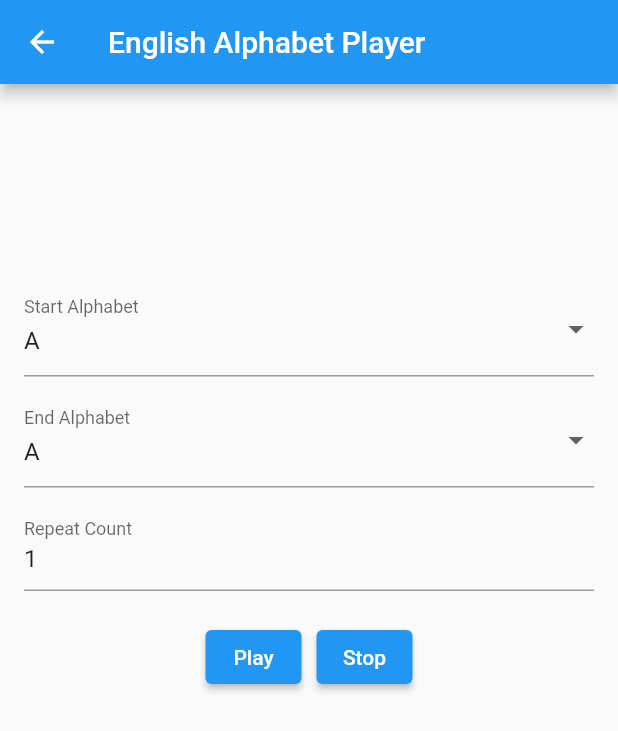
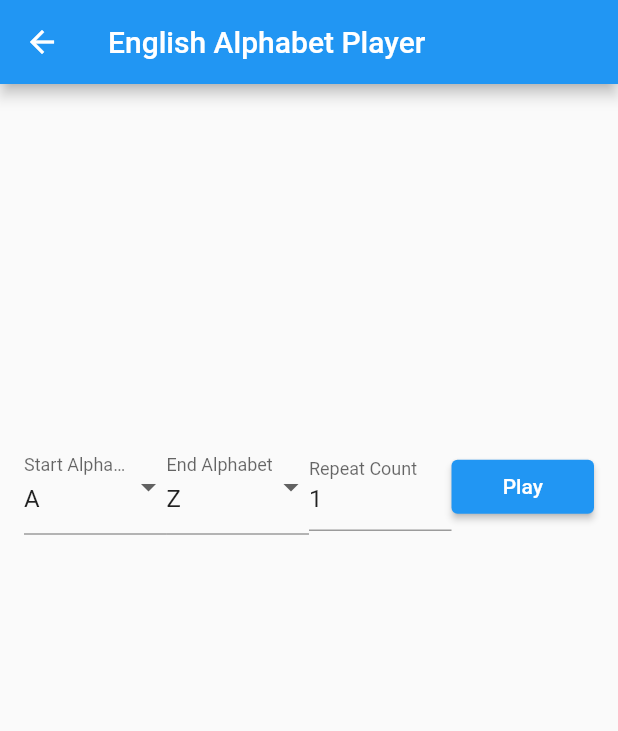
Before and after one commit to ikbhal/alphabet_tts_loop_start_end_alphabet, a Flutter app: the screen it shows after launch, after a tap on "English", on a phone screen of 412 x 824 dp. Shown: the top 731 px of the screen. Run offline on Flutter 3.47's test engine with Material 2 defaults, Android fonts, the phone set to English and light mode, and no system bars; our stand-ins replace flutter_tts.

Commit message:
make english alphabet player contain all of them in one line

```diff
--- a/lib/english_player.dart
+++ b/lib/english_player.dart
@@ -3,19 +3,19 @@ import 'package:flutter/material.dart';
 import 'package:flutter_tts/flutter_tts.dart';
 import 'dart:math';
 
-class EnglishAlphabetPlayer extends StatefulWidget {
+class EnglishPlayer extends StatefulWidget {
   @override
-  _EnglishAlphabetPlayerState createState() => _EnglishAlphabetPlayerState();
+  _EnglishPlayerState createState() => _EnglishPlayerState();
 }
 
-class _EnglishAlphabetPlayerState extends State<EnglishAlphabetPlayer> {
+class _EnglishPlayerState extends State<EnglishPlayer> {
   final TextEditingController repeatCountController =
       TextEditingController(text: '1');
   FlutterTts flutterTts = FlutterTts();
   String currentAlphabet = '';
   bool isPlaying = false;
   String selectedStartAlphabet = Alphabets.englishAlphabets.first;
-  String selectedEndAlphabet = Alphabets.englishAlphabets.first;
+  String selectedEndAlphabet = Alphabets.englishAlphabets.last;
 
   @override
   void initState() {
@@ -57,25 +57,34 @@ class _EnglishAlphabetPlayerState extends State<EnglishAlphabetPlayer> {
       });
 
       for (int i = 0; i < repeatCount && isPlaying; i++) {
-        final startIndex = Alphabets.englishAlphabets.indexOf(selectedStartAlphabet);
-        final endIndex = Alphabets.englishAlphabets.indexOf(selectedEndAlphabet);
+        final startIndex =
+            Alphabets.englishAlphabets.indexOf(selectedStartAlphabet);
+        final endIndex =
+            Alphabets.englishAlphabets.indexOf(selectedEndAlphabet);
 
-        for (int j = startIndex; j <= endIndex && isPlaying; j++) {
+        for (int j = startIndex; mounted && j <= endIndex && isPlaying; j++) {
           final currentAlphabet = Alphabets.englishAlphabets[j];
           await playAlphabet(currentAlphabet);
-          await Future.delayed(Duration(milliseconds: 2000)); // Delay for 2 seconds
+          await Future.delayed(
+              Duration(milliseconds: 2000)); // Delay for 2 seconds
         }
       }
 
+      if (mounted) {
         setState(() {
           isPlaying = false;
         });
       }
     }
+  }
+
+  @override
+  void deactivate() async {
+    await flutterTts.stop();
+  }
 
   @override
   void dispose() {
-    stop();
     super.dispose();
   }
 
@@ -91,7 +100,11 @@ class _EnglishAlphabetPlayerState extends State<EnglishAlphabetPlayer> {
           child: Column(
             mainAxisAlignment: MainAxisAlignment.center,
             children: [
-              DropdownButtonFormField<String>(
+              Row(
+                mainAxisAlignment: MainAxisAlignment.center,
+                children: [
+                  Expanded(
+                    child: DropdownButtonFormField<String>(
                       value: selectedStartAlphabet,
                       onChanged: (newValue) {
                         setState(() {
@@ -108,8 +121,12 @@ class _EnglishAlphabetPlayerState extends State<EnglishAlphabetPlayer> {
                         labelText: 'Start Alphabet',
                       ),
                     ),
-              SizedBox(height: 10.0),
-              DropdownButtonFormField<String>(
+                  ),
+                  // Expanded(
+                  //   child: SizedBox(height: 10.0, width:2.0),
+                  // ),
+                  Expanded(
+                    child: DropdownButtonFormField<String>(
                       value: selectedEndAlphabet,
                       onChanged: (newValue) {
                         setState(() {
@@ -126,29 +143,46 @@ class _EnglishAlphabetPlayerState extends State<EnglishAlphabetPlayer> {
                         labelText: 'End Alphabet',
                       ),
                     ),
-              SizedBox(height: 10.0),
-              TextField(
+                  ),
+                  Expanded(
+                    child: TextField(
                       controller: repeatCountController,
                       keyboardType: TextInputType.number,
                       decoration: InputDecoration(
                         labelText: 'Repeat Count',
                       ),
                     ),
-              SizedBox(height: 20.0),
-              Row(
-                mainAxisAlignment: MainAxisAlignment.center,
-                children: [
-                  ElevatedButton(
-                    onPressed: isPlaying ? null : playLessonString,
-                    child: Text('Play'),
                   ),
-                  SizedBox(width: 10.0),
-                  ElevatedButton(
-                    onPressed: stop,
-                    child: Text('Stop'),
-                  ),
+                  Expanded(
+                      child: ElevatedButton(
+                    onPressed: isPlaying ? stop : playLessonString,
+                    child: isPlaying ? Text('Stop') : Text('Play'),
+                  ))
                 ],
               ),
+              // SizedBox(height: 10.0),
+              // TextField(
+              //   controller: repeatCountController,
+              //   keyboardType: TextInputType.number,
+              //   decoration: InputDecoration(
+              //     labelText: 'Repeat Count',
+              //   ),
+              // ),
+              // SizedBox(height: 20.0),
+              // Row(
+              //   mainAxisAlignment: MainAxisAlignment.center,
+              //   children: [
+              //     ElevatedButton(
+              //       onPressed: isPlaying ? stop : playLessonString,
+              //       child: isPlaying ? Text('Stop') :Text('Play'),
+              //     ),
+              //     // SizedBox(width: 10.0),
+              //     // ElevatedButton(
+              //     //   onPressed: stop,
+              //     //   child: Text('Stop'),
+              //     // ),
+              //   ],
+              // ),
               SizedBox(height: 20.0),
               Text(
                 currentAlphabet,
--- a/lib/home_screen.dart
+++ b/lib/home_screen.dart
@@ -19,7 +19,7 @@ class HomeScreen extends StatelessWidget {
               Card(
                 child: ListTile(
                   onTap: () {
-                    Navigator.pushNamed(context, '/englishAlphabetPlayer');
+                    Navigator.pushNamed(context, '/englishPlayer');
                   },
                   title: Text('English'),
                 ),
--- a/lib/main.dart
+++ b/lib/main.dart
@@ -16,7 +16,7 @@ class MyApp extends StatelessWidget {
     return MaterialApp(
       home: HomeScreen(),
       routes: {
-        '/englishAlphabetPlayer': (context) => EnglishAlphabetPlayer(),
+        '/englishPlayer': (context) => EnglishPlayer(),
         '/numberPlayer': (context) => NumberPlayer(),
         '/hindiPlayer': (context) => HindiPlayer(),
         '/kannadaPlayer': (context) => KannadaPlayer(),
```
Also changed, not shown: lib/hindi_player.dart (+11 -5 lines), lib/kannada_player.dart (+14 -7 lines), lib/number_player.dart (+11 -5 lines). Lines whose indentation alone changed are shown as unchanged.
